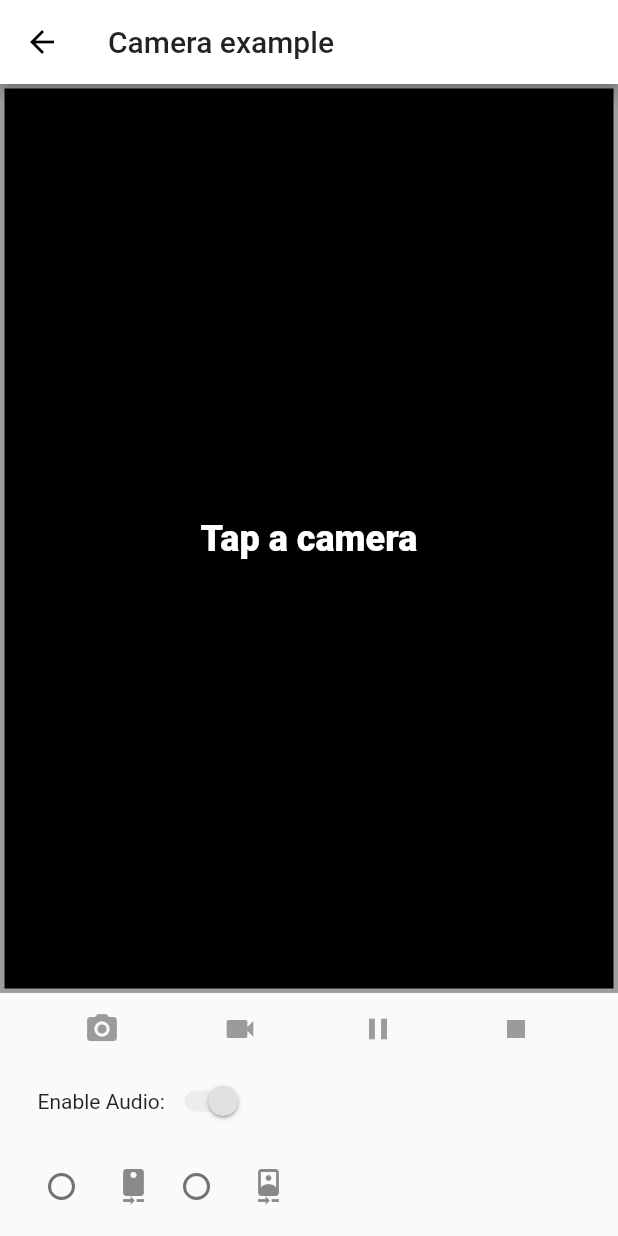
After one commit to Anurag845/Social-Media-Frontend, a Flutter app: the CameraExampleHome screen opened by its route, on a phone screen of 412 x 824 dp. The commit adds this screen. Run offline on Flutter 3.47's test engine with Material 2 defaults, Android fonts, the phone set to English and light mode, and no system bars; drawn by our look-alikes of overlay_support; our stand-ins replace bubble, cached_network_image, camera, carousel_slider, file, firebase_messaging and 18 more; missing offline and left inert: admob_flutter, flutter_ffmpeg, flutter_ijkplayer, flutter_sound, google_map_location_picker, photofilters and 3 more; accounts and stored records are empty.

Commit message:
capture talent

```diff
--- a/lib/main.dart
+++ b/lib/main.dart
@@ -1,6 +1,7 @@
 import 'dart:io';
 
 import 'package:admob_flutter/admob_flutter.dart';
+import 'package:camera/camera.dart';
 import 'package:flutter/cupertino.dart';
 import 'package:flutter/material.dart';
 import 'package:flutter/services.dart';
@@ -19,9 +20,12 @@ import 'package:lockdown_diaries/providers/PostProvider.dart';
 import 'package:lockdown_diaries/providers/Theme_provider.dart';
 import 'package:lockdown_diaries/utils/Constants.dart';
 
-void main() {
+List<CameraDescription> cameras = [];
+
+Future<void> main() async {
   //set up providers
   WidgetsFlutterBinding.ensureInitialized();
+  cameras = await availableCameras();
   Admob.initialize(getAppId());
   runApp(OverlaySupport(
     child: MultiProvider(providers: [
--- /dev/null
+++ b/lib/pages/CaptureTalentVideo.dart
@@ -0,0 +1,482 @@
+import 'dart:io';
+
+import 'package:camera/camera.dart';
+import 'package:flutter/material.dart';
+import 'package:flutter_ffmpeg/flutter_ffmpeg.dart';
+import 'package:lockdown_diaries/main.dart';
+import 'package:path_provider/path_provider.dart';
+import 'package:video_player/video_player.dart';
+
+class CameraExampleHome extends StatefulWidget {
+  @override
+  _CameraExampleHomeState createState() {
+    return _CameraExampleHomeState();
+  }
+}
+
+/// Returns a suitable camera icon for [direction].
+IconData getCameraLensIcon(CameraLensDirection direction) {
+  switch (direction) {
+    case CameraLensDirection.back:
+      return Icons.camera_rear;
+    case CameraLensDirection.front:
+      return Icons.camera_front;
+    case CameraLensDirection.external:
+      return Icons.camera;
+  }
+  throw ArgumentError('Unknown lens direction');
+}
+
+void logError(String code, String message) =>
+    print('Error: $code\nError Message: $message');
+
+class _CameraExampleHomeState extends State<CameraExampleHome>
+    with WidgetsBindingObserver {
+  CameraController controller;
+  String imagePath;
+  String videoPath;
+  VideoPlayerController videoController;
+  VoidCallback videoPlayerListener;
+  bool enableAudio = true;
+  FlutterFFmpeg flutterFFmpeg = new FlutterFFmpeg();
+
+  @override
+  void initState() {
+    super.initState();
+    WidgetsBinding.instance.addObserver(this);
+  }
+
+  @override
+  void dispose() {
+    WidgetsBinding.instance.removeObserver(this);
+    super.dispose();
+  }
+
+  @override
+  void didChangeAppLifecycleState(AppLifecycleState state) {
+    // App state changed before we got the chance to initialize.
+    if (controller == null || !controller.value.isInitialized) {
+      return;
+    }
+    if (state == AppLifecycleState.inactive) {
+      controller?.dispose();
+    } else if (state == AppLifecycleState.resumed) {
+      if (controller != null) {
+        onNewCameraSelected(controller.description);
+      }
+    }
+  }
+
+  final GlobalKey<ScaffoldState> _scaffoldKey = GlobalKey<ScaffoldState>();
+
+  @override
+  Widget build(BuildContext context) {
+    return Scaffold(
+      key: _scaffoldKey,
+      appBar: AppBar(
+        title: const Text('Camera example'),
+      ),
+      body: Column(
+        children: <Widget>[
+          Expanded(
+            child: Container(
+              child: Padding(
+                padding: const EdgeInsets.all(1.0),
+                child: Center(
+                  child: _cameraPreviewWidget(),
+                ),
+              ),
+              decoration: BoxDecoration(
+                color: Colors.black,
+                border: Border.all(
+                  color: controller != null && controller.value.isRecordingVideo
+                      ? Colors.redAccent
+                      : Colors.grey,
+                  width: 3.0,
+                ),
+              ),
+            ),
+          ),
+          _captureControlRowWidget(),
+          _toggleAudioWidget(),
+          Padding(
+            padding: const EdgeInsets.all(5.0),
+            child: Row(
+              mainAxisAlignment: MainAxisAlignment.start,
+              children: <Widget>[
+                _cameraTogglesRowWidget(),
+                _thumbnailWidget(),
+              ],
+            ),
+          ),
+        ],
+      ),
+    );
+  }
+
+  /// Display the preview from the camera (or a message if the preview is not available).
+  Widget _cameraPreviewWidget() {
+    if (controller == null || !controller.value.isInitialized) {
+      return const Text(
+        'Tap a camera',
+        style: TextStyle(
+          color: Colors.white,
+          fontSize: 24.0,
+          fontWeight: FontWeight.w900,
+        ),
+      );
+    } else {
+      return AspectRatio(
+        aspectRatio: controller.value.aspectRatio,
+        child: CameraPreview(controller),
+      );
+    }
+  }
+
+  /// Toggle recording audio
+  Widget _toggleAudioWidget() {
+    return Padding(
+      padding: const EdgeInsets.only(left: 25),
+      child: Row(
+        children: <Widget>[
+          const Text('Enable Audio:'),
+          Switch(
+            value: enableAudio,
+            onChanged: (bool value) {
+              enableAudio = value;
+              if (controller != null) {
+                onNewCameraSelected(controller.description);
+              }
+            },
+          ),
+        ],
+      ),
+    );
+  }
+
+  /// Display the thumbnail of the captured image or video.
+  Widget _thumbnailWidget() {
+    return Expanded(
+      child: Align(
+        alignment: Alignment.centerRight,
+        child: Row(
+          mainAxisSize: MainAxisSize.min,
+          children: <Widget>[
+            videoController == null && imagePath == null
+                ? Container()
+                : SizedBox(
+              child: (videoController == null)
+                  ? Image.file(File(imagePath))
+                  : Container(
+                child: Center(
+                  child: AspectRatio(
+                      aspectRatio:
+                      videoController.value.size != null
+                          ? videoController.value.aspectRatio
+                          : 1.0,
+                      child: VideoPlayer(videoController)),
+                ),
+                decoration: BoxDecoration(
+                    border: Border.all(color: Colors.pink)),
+              ),
+              width: 64.0,
+              height: 64.0,
+            ),
+          ],
+        ),
+      ),
+    );
+  }
+
+  /// Display the control bar with buttons to take pictures and record videos.
+  Widget _captureControlRowWidget() {
+    return Row(
+      mainAxisAlignment: MainAxisAlignment.spaceEvenly,
+      mainAxisSize: MainAxisSize.max,
+      children: <Widget>[
+        IconButton(
+          icon: const Icon(Icons.camera_alt),
+          color: Colors.blue,
+          onPressed: controller != null &&
+              controller.value.isInitialized &&
+              !controller.value.isRecordingVideo
+              ? onTakePictureButtonPressed
+              : null,
+        ),
+        IconButton(
+          icon: const Icon(Icons.videocam),
+          color: Colors.blue,
+          onPressed: controller != null &&
+              controller.value.isInitialized &&
+              !controller.value.isRecordingVideo
+              ? onVideoRecordButtonPressed
+              : null,
+        ),
+        IconButton(
+          icon: controller != null && controller.value.isRecordingPaused
+              ? Icon(Icons.play_arrow)
+              : Icon(Icons.pause),
+          color: Colors.blue,
+          onPressed: controller != null &&
+              controller.value.isInitialized &&
+              controller.value.isRecordingVideo
+              ? (controller != null && controller.value.isRecordingPaused
+              ? onResumeButtonPressed
+              : onPauseButtonPressed)
+              : null,
+        ),
+        IconButton(
+          icon: const Icon(Icons.stop),
+          color: Colors.red,
+          onPressed: controller != null &&
+              controller.value.isInitialized &&
+              controller.value.isRecordingVideo
+              ? onStopButtonPressed
+              : null,
+        )
+      ],
+    );
+  }
+
+  /// Display a row of toggle to select the camera (or a message if no camera is available).
+  Widget _cameraTogglesRowWidget() {
+    final List<Widget> toggles = <Widget>[];
+
+    if (cameras.isEmpty) {
+      return const Text('No camera found');
+    } else {
+      for (CameraDescription cameraDescription in cameras) {
+        toggles.add(
+          SizedBox(
+            width: 90.0,
+            child: RadioListTile<CameraDescription>(
+              title: Icon(getCameraLensIcon(cameraDescription.lensDirection)),
+              groupValue: controller?.description,
+              value: cameraDescription,
+              onChanged: controller != null && controller.value.isRecordingVideo
+                  ? null
+                  : onNewCameraSelected,
+            ),
+          ),
+        );
+      }
+    }
+
+    return Row(children: toggles);
+  }
+
+  String timestamp() => DateTime.now().millisecondsSinceEpoch.toString();
+
+  void showInSnackBar(String message) {
+    _scaffoldKey.currentState.showSnackBar(SnackBar(content: Text(message)));
+  }
+
+  static Future<String> secondOutputPath() async {
+    final Directory extDir = await getApplicationDocumentsDirectory();
+    String timestamp() => DateTime.now().millisecondsSinceEpoch.toString();
+
+    final String dirPath = '${extDir.path}/1234/user-posts';
+    await Directory(dirPath).create(recursive: true);
+    return '$dirPath/${timestamp()}.mp4';
+  }
+
+  void onNewCameraSelected(CameraDescription cameraDescription) async {
+    if (controller != null) {
+      await controller.dispose();
+    }
+    controller = CameraController(
+      cameraDescription,
+      ResolutionPreset.medium,
+      enableAudio: enableAudio,
+    );
+
+    // If the controller is updated then update the UI.
+    controller.addListener(() {
+      if (mounted) setState(() {});
+      if (controller.value.hasError) {
+        showInSnackBar('Camera error ${controller.value.errorDescription}');
+      }
+    });
+
+    try {
+      await controller.initialize();
+    } on CameraException catch (e) {
+      _showCameraException(e);
+    }
+
+    if (mounted) {
+      setState(() {});
+    }
+  }
+
+  void onTakePictureButtonPressed() {
+    takePicture().then((String filePath) {
+      if (mounted) {
+        setState(() {
+          imagePath = filePath;
+          videoController?.dispose();
+          videoController = null;
+        });
+        if (filePath != null) showInSnackBar('Picture saved to $filePath');
+      }
+    });
+  }
+
+  void onVideoRecordButtonPressed() {
+    startVideoRecording().then((String filePath) {
+      if (mounted) setState(() {});
+      if (filePath != null) showInSnackBar('Saving video to $filePath');
+    });
+  }
+
+  Future<int> executeFFmpeg(String command) async {
+    return await flutterFFmpeg.execute(command);
+  }
+
+  void onStopButtonPressed() {
+    stopVideoRecording().then((_) {
+      if (mounted) setState(() {});
+      showInSnackBar('Video recorded to: $videoPath');
+
+      print('Video recording completed: $videoPath');
+      secondOutputPath().then((secondVideo) {
+        executeFFmpeg("-i $videoPath -c:v copy $secondVideo").then((rc) {
+          print("FFmpeg process completed with $rc.");
+        });
+      });
+    });
+  }
+
+  void onPauseButtonPressed() {
+    pauseVideoRecording().then((_) {
+      if (mounted) setState(() {});
+      showInSnackBar('Video recording paused');
+    });
+  }
+
+  void onResumeButtonPressed() {
+    resumeVideoRecording().then((_) {
+      if (mounted) setState(() {});
+      showInSnackBar('Video recording resumed');
+    });
+  }
+
+  Future<String> startVideoRecording() async {
+    if (!controller.value.isInitialized) {
+      showInSnackBar('Error: select a camera first.');
+      return null;
+    }
+
+    final Directory extDir = await getApplicationDocumentsDirectory();
+    final String dirPath = '${extDir.path}/Movies/flutter_test';
+    await Directory(dirPath).create(recursive: true);
+    final String filePath = '$dirPath/${timestamp()}.mp4';
+
+    if (controller.value.isRecordingVideo) {
+      // A recording is already started, do nothing.
+      return null;
+    }
+
+    try {
+      videoPath = filePath;
+      await controller.startVideoRecording(filePath);
+    } on CameraException catch (e) {
+      _showCameraException(e);
+      return null;
+    }
+    return filePath;
+  }
+
+  Future<void> stopVideoRecording() async {
+    if (!controller.value.isRecordingVideo) {
+      return null;
+    }
+
+    try {
+      await controller.stopVideoRecording();
+    } on CameraException catch (e) {
+      _showCameraException(e);
+      return null;
+    }
+
+    await _startVideoPlayer();
+  }
+
+  Future<void> pauseVideoRecording() async {
+    if (!controller.value.isRecordingVideo) {
+      return null;
+    }
+
+    try {
+      await controller.pauseVideoRecording();
+    } on CameraException catch (e) {
+      _showCameraException(e);
+      rethrow;
+    }
+  }
+
+  Future<void> resumeVideoRecording() async {
+    if (!controller.value.isRecordingVideo) {
+      return null;
+    }
+
+    try {
+      await controller.resumeVideoRecording();
+    } on CameraException catch (e) {
+      _showCameraException(e);
+      rethrow;
+    }
+  }
+
+  Future<void> _startVideoPlayer() async {
+    final VideoPlayerController vcontroller =
+    VideoPlayerController.file(File(videoPath));
+    videoPlayerListener = () {
+      if (videoController != null && videoController.value.size != null) {
+        // Refreshing the state to update video player with the correct ratio.
+        if (mounted) setState(() {});
+        videoController.removeListener(videoPlayerListener);
+      }
+    };
+    vcontroller.addListener(videoPlayerListener);
+    await vcontroller.setLooping(true);
+    await vcontroller.initialize();
+    await videoController?.dispose();
+    if (mounted) {
+      setState(() {
+        imagePath = null;
+        videoController = vcontroller;
+      });
+    }
+    await vcontroller.play();
+  }
+
+  Future<String> takePicture() async {
+    if (!controller.value.isInitialized) {
+      showInSnackBar('Error: select a camera first.');
+      return null;
+    }
+    final Directory extDir = await getApplicationDocumentsDirectory();
+    final String dirPath = '${extDir.path}/Pictures/flutter_test';
+    await Directory(dirPath).create(recursive: true);
+    final String filePath = '$dirPath/${timestamp()}.jpg';
+
+    if (controller.value.isTakingPicture) {
+      // A capture is already pending, do nothing.
+      return null;
+    }
+
+    try {
+      await controller.takePicture(filePath);
+    } on CameraException catch (e) {
+      _showCameraException(e);
+      return null;
+    }
+    return filePath;
+  }
+
+  void _showCameraException(CameraException e) {
+    logError(e.code, e.description);
+    showInSnackBar('Error: ${e.code}\n${e.description}');
+  }
+}
--- a/lib/utils/Constants.dart
+++ b/lib/utils/Constants.dart
@@ -30,6 +30,7 @@ class Constants {
   static const PersonalChatsPageRoute = 'personalchats';
   static const MomentPageRoute = 'sharemoment';
   static const MemoryPageRoute = 'sharememory';
+  static const CaptureTalentPageRoute = 'capturetalent';
   static const PhotoEditorPageRoute = 'photoeditor';
   static const VideoEffectsPageRoute = 'videoeditor';
   static const LocationPageRoute = 'location';
--- a/lib/utils/Router.dart
+++ b/lib/utils/Router.dart
@@ -1,4 +1,5 @@
 import 'package:flutter/material.dart';
+import 'package:lockdown_diaries/pages/CaptureTalentVideo.dart';
 import 'package:lockdown_diaries/pages/CreatePost.dart';
 import 'package:lockdown_diaries/pages/Home.dart';
 import 'package:lockdown_diaries/pages/Location.dart';
@@ -27,6 +28,8 @@ Route<dynamic> generateRoute(RouteSettings settings) {
       return MaterialPageRoute(builder: (context) => Moment());
     case Constants.MemoryPageRoute:
       return MaterialPageRoute(builder: (context) => Memory());
+    case Constants.CaptureTalentPageRoute:
+      return MaterialPageRoute(builder: (context) => CameraExampleHome());
     case Constants.PhotoEditorPageRoute:
       var argument = settings.arguments;
       return MaterialPageRoute(builder: (context) => Cropper(argument));
--- a/pubspec.yaml
+++ b/pubspec.yaml
@@ -64,6 +64,7 @@ dependencies:
   flutter_ffmpeg: ^0.2.10
   google_map_location_picker: ^3.3.3
   flutter_ijkplayer: ^0.3.5+1
+  camera: ^0.5.8+2
 
 flutter_icons:
   android: "launcher_icon"
```
Also changed, not shown: lib/pages/Home.dart (+3 -8 lines), pubspec.lock, 1 other file.
